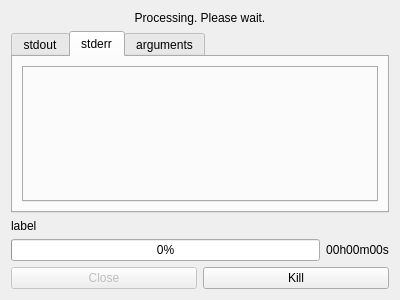
ark231/video_re_encoder, file processwidget.ui: the form before one commit.
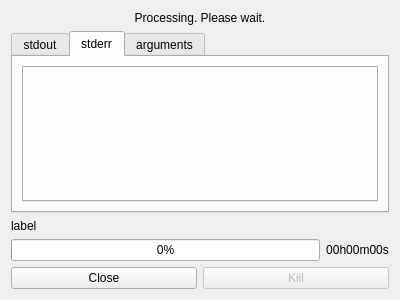
The form after the commit.

```diff
--- a/processwidget.ui
+++ b/processwidget.ui
@@ -113,7 +113,7 @@
        <item>
         <widget class="QPushButton" name="pushButton_close">
          <property name="enabled">
-          <bool>false</bool>
+          <bool>true</bool>
          </property>
          <property name="text">
           <string>Close</string>
@@ -122,6 +122,9 @@
        </item>
        <item>
         <widget class="QPushButton" name="pushButton_kill">
+         <property name="enabled">
+          <bool>false</bool>
+         </property>
          <property name="text">
           <string>Kill</string>
          </property>
```
